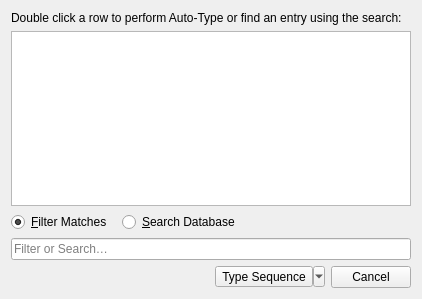
This is src/autotype/AutoTypeSelectDialog.ui in keepassxreboot/keepassxc as Qt 5 draws it before an edit. The edited form follows.
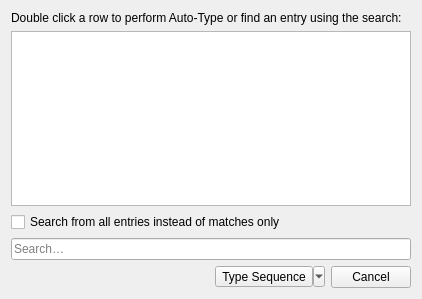
This is the edited form. Custom widgets are drawn as their Qt base class.

Commit message: Auto-Type: Shortcut to search all entries, checkbox

Patch:
```diff
--- a/src/autotype/AutoTypeSelectDialog.ui
+++ b/src/autotype/AutoTypeSelectDialog.ui
@@ -86,19 +86,9 @@
        <number>0</number>
       </property>
       <item>
-       <widget class="QRadioButton" name="filterRadio">
+       <widget class="QCheckBox" name="searchCheckBox">
         <property name="text">
-         <string>&amp;Filter Matches</string>
-        </property>
-        <property name="checked">
-         <bool>true</bool>
-        </property>
-       </widget>
-      </item>
-      <item>
-       <widget class="QRadioButton" name="searchRadio">
-        <property name="text">
-         <string>&amp;Search Database</string>
+         <string>Search from all entries instead of matches only</string>
         </property>
        </widget>
       </item>
@@ -133,7 +123,7 @@
       </size>
      </property>
      <property name="placeholderText">
-      <string>Filter or Search…</string>
+      <string>Search…</string>
      </property>
      <property name="clearButtonEnabled">
       <bool>true</bool>
```
Left out of the diff: 3 changed lines with no effect on the pictures. The commit also changes 1 other file.
